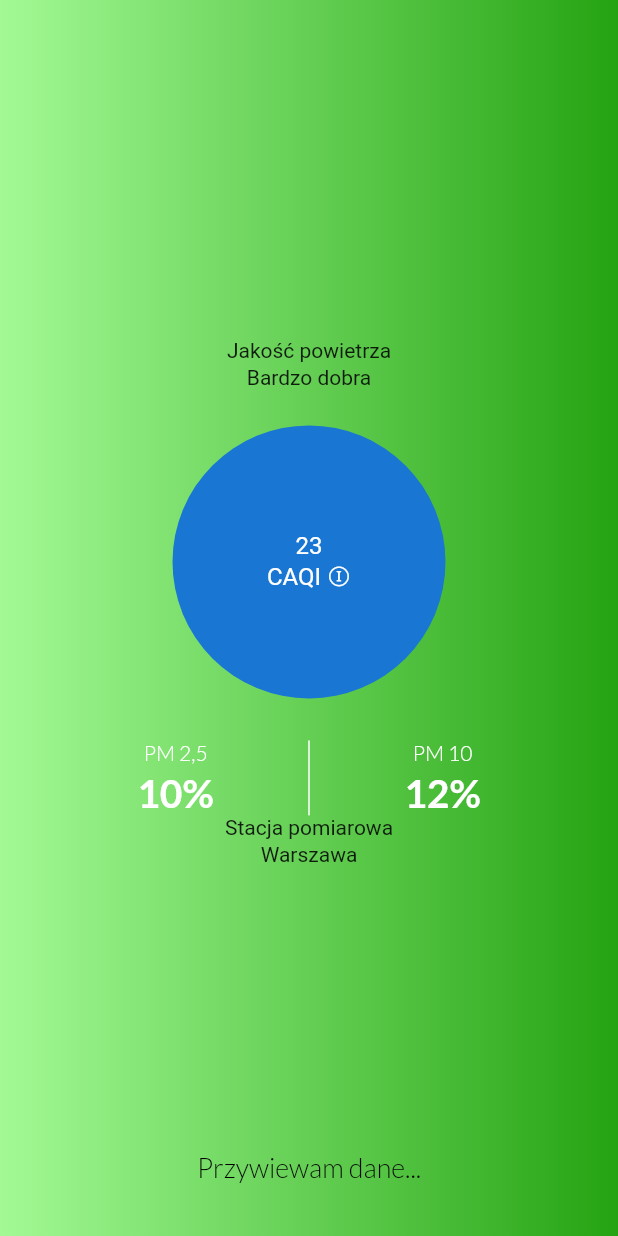
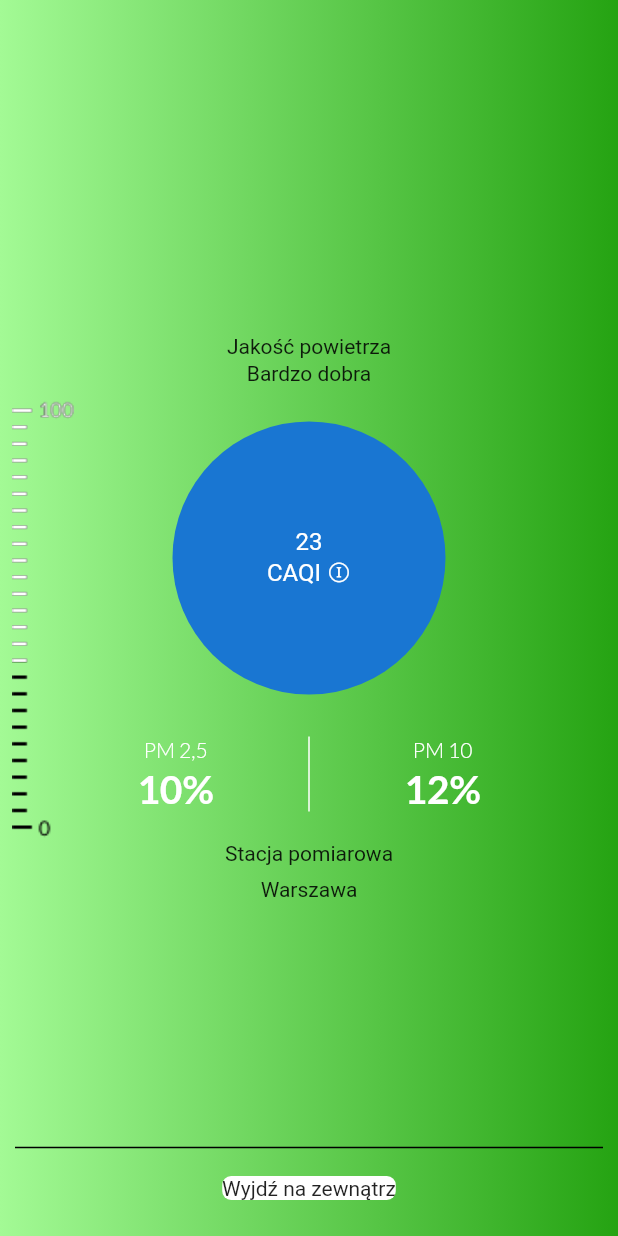
Before and after one commit to Mateusz-Roman/weather-app, a Flutter app: the AirScreen screen opened directly, on a phone screen of 412 x 824 dp. Run offline on Flutter 3.47's test engine with Material 2 defaults, Android fonts, the light colour scheme and no system bars; our stand-ins replace google_fonts, weather; network calls fail; statements that could not run were skipped.

Commit message:
Air screen

```diff
--- a/lib/AirScreen.dart
+++ b/lib/AirScreen.dart
@@ -14,7 +14,9 @@ class _AirScreenState extends State<AirScreen> {
   @override
   Widget build(BuildContext context) {
     return Scaffold(
-      body: Stack(fit: StackFit.expand, children: <Widget>[
+      body: Stack(
+        fit: StackFit.expand,
+        children: <Widget>[
           Container(
             decoration: BoxDecoration(
                 color: new Color(0xffffffff),
@@ -122,29 +124,83 @@ class _AirScreenState extends State<AirScreen> {
                     ],
                   ),
                 ),
+                Padding(padding: EdgeInsets.only(top: 20.0)),
                 Text("Stacja pomiarowa"),
-              Padding(padding: EdgeInsets.only(top: 2.0)),
+                Padding(padding: EdgeInsets.only(top: 8.0)),
                 Text("Warszawa"),
-              Padding(padding: EdgeInsets.only(top: 20.8)),
               ],
             ),
           ),
           Positioned(
-            bottom: 35,
+            bottom: 0,
+            left: 8,
+            right: 0,
+            top: 0,
+            child: Container(
+              alignment: Alignment.centerLeft,
+              child: Stack(
+                children: [
+                  ClipRect(
+                    child: Align(
+                      alignment: Alignment.topLeft,
+                      heightFactor: 1,
+                      child: Image.asset('icons/danger-value-negative.png',
+                          scale: 0.9),
+                    ),
+                  ),
+                  ClipRect(
+                    child: Align(
+                      alignment: Alignment.topLeft,
+                      heightFactor: 1 - 0.4,
+                      child: Image.asset('icons/danger-value.png', scale: 0.9),
+                    ),
+                  ),
+                ],
+              ),
+            ),
+          ),
+          Positioned(
+            bottom: 0,
             left: 0,
             right: 0,
             child: Container(
               alignment: Alignment.center,
-              child: Text("Przywiewam dane...",
-                  textAlign: TextAlign.center,
-                  style: GoogleFonts.lato(
-                      textStyle: TextStyle(
-                    fontWeight: FontWeight.w300,
-                    fontSize: 18.0,
+              child: Column(
+                mainAxisAlignment: MainAxisAlignment.center,
+                children: [
+                  Padding(
+                    padding: EdgeInsets.only(
+                      top: 62,
+                      left: 10,
+                      right: 10,
+                      bottom: 14,
+                    ),
+                    child: Divider(
+                      height: 10,
                       color: Colors.black,
-                  ))),
-            ))
-      ]), // This trailing comma makes auto-formatting nicer for build methods.
+                      thickness: 1,
+                    ),
+                  ),
+                  Padding(
+                    padding: EdgeInsets.only(
+                      left: 10,
+                      right: 10,
+                      bottom: 24,
+                    ),
+                    child: ClipRRect(
+                      borderRadius: BorderRadius.circular(6.0),
+                      child: Container(
+                        color: Colors.white,
+                        child: Text("Wyjdź na zewnątrz")
+                      ),
+                    ),
+                  ),
+                ],
+              ),
+            ),
+          ),
+        ],
+      ), // This trailing comma makes auto-formatting nicer for build methods.
     );
   }
 
```
Lines whose indentation alone changed are shown as unchanged.
